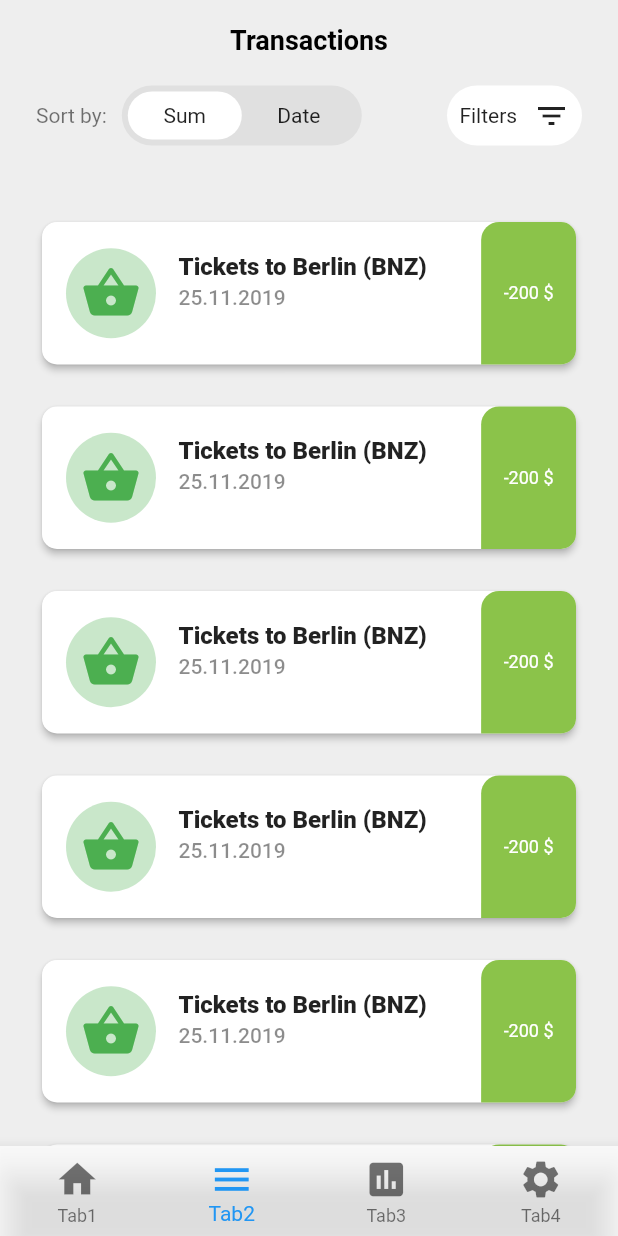
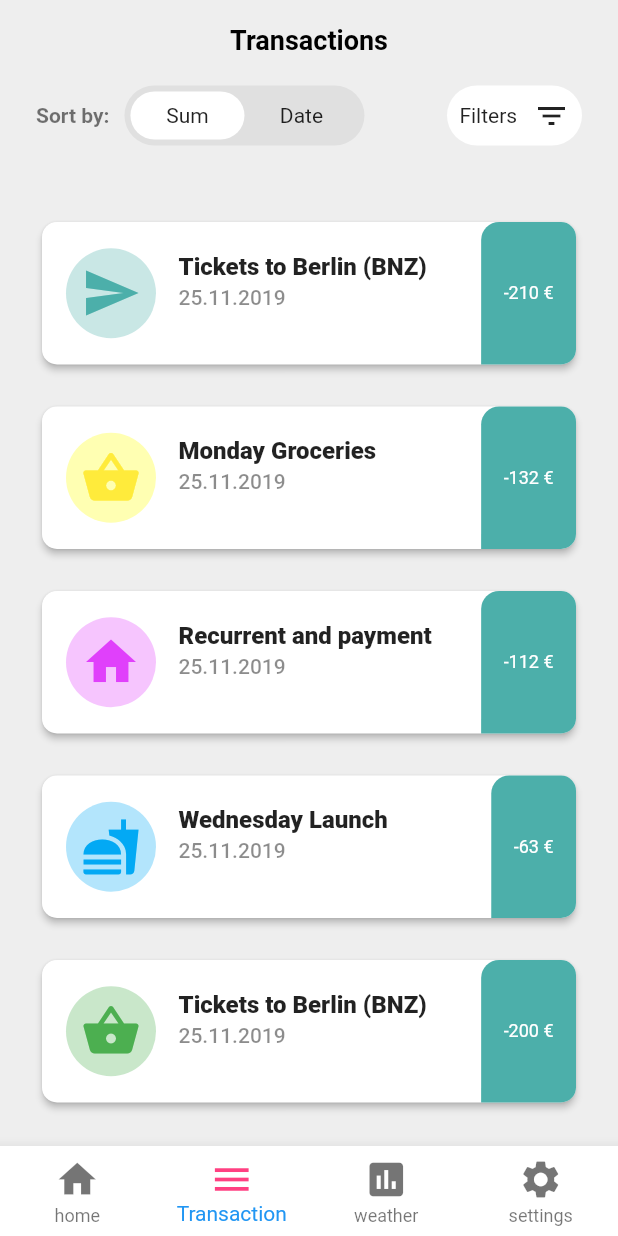
Before and after one commit to phawazzzy/grandiloTest, a Flutter app: the screen it shows after launch, on a phone screen of 412 x 824 dp. Run offline on Flutter 3.47's test engine with Material 2 defaults, Android fonts, the phone set to English and light mode, and no system bars.

Commit message:
little touches

```diff
--- a/lib/main.dart
+++ b/lib/main.dart
@@ -9,14 +9,13 @@ class MyApp extends StatelessWidget {
   @override
   Widget build(BuildContext context) {
     return MaterialApp(
+      debugShowCheckedModeBanner: false,
+
 //      title: 'Flutter Demo',
 //      theme: ThemeData(
 //        primarySwatch: Colors.blue,
 //      ),
-      home: DefaultTabController(
-        length: 4,
-        child: Home()
-      ),
+      home: DefaultTabController(length: 4, child: Home()),
     );
   }
 
@@ -37,13 +36,8 @@ List<TabContent> tabContent = [
       content: Center(
         child:
             Text('This is tab 1. please check the third tab for the api call'),
-
-    )
-  ),
-  TabContent(
-      title: 'content 1',
-      content: Custom()
-  ),
+      )),
+  TabContent(title: 'content 1', content: Custom()),
   TabContent(
       title: 'content 2',
       content: Center(
@@ -72,9 +66,10 @@ class _HomeState extends State<Home> {
       // ),
       body: tabContent[_currentIndex].content,
       bottomNavigationBar: BottomNavigationBar(
-            // showSelectedLabels: true,
+        showSelectedLabels: true,
         type: BottomNavigationBarType.fixed,
-            backgroundColor: Colors.white54,
+        // selectedItemColor: Colors.red,
+        backgroundColor: Colors.white,
         iconSize: 30.0,
         onTap: (index) {
           setState(
@@ -87,23 +82,28 @@ class _HomeState extends State<Home> {
         items: [
           new BottomNavigationBarItem(
             icon: Icon(Icons.home),
-                  title: Text('Tab1'),
+            title: Text('home'),
             backgroundColor: Colors.blue,
-
           ),
           new BottomNavigationBarItem(
-                  icon: Icon(Icons.menu), title: Text('Tab2'),
-                  backgroundColor: Colors.red,
-
+            icon: Icon(
+              Icons.menu,
+              color: Colors.pinkAccent,
+            ),
+            title: Text(
+              'Transaction',
+              style: TextStyle(color: Colors.pinkAccent),
+            ),
+            backgroundColor: Colors.red.withBlue(200),
           ),
           new BottomNavigationBarItem(
-                  icon: Icon(Icons.insert_chart), title: Text('Tab3'),
+            icon: Icon(Icons.insert_chart),
+            title: Text('weather'),
             backgroundColor: Colors.pink,
-
           ),
           new BottomNavigationBarItem(
             icon: Icon(Icons.settings),
-                  title: Text('Tab4'),
+            title: Text('settings'),
             backgroundColor: Colors.red,
           ),
         ],
@@ -136,9 +136,8 @@ class _CustomState extends State<Custom> {
 
   @override
   Widget build(BuildContext context) {
-    return MaterialApp(
-      debugShowCheckedModeBanner: false,
-      home: Scaffold(
+    return
+      Scaffold(
         backgroundColor: Colors.grey.shade200,
         body: SafeArea(
           left: false,
@@ -167,7 +166,8 @@ class _CustomState extends State<Custom> {
                   children: <Widget>[
                     Text(
                       'Sort by:',
-                      style: TextStyle(color: Colors.black54),
+                      style: TextStyle(
+                          color: Colors.black54, fontWeight: FontWeight.bold),
                     ),
                     SizedBox(
                       width: 10,
@@ -228,9 +228,71 @@ class _CustomState extends State<Custom> {
                     shrinkWrap: true,
                     padding: const EdgeInsets.symmetric(
                         horizontal: kDefaultPadding, vertical: 12),
-                    itemCount: 6,
+                    itemCount: 1,
                     itemBuilder: (context, index) {
-                      return CustomListItem(
+                      return Container(
+                          child: Column(
+                        children: <Widget>[
+                          CustomListItem(
+                            thumbnail: CircleAvatar(
+                              backgroundColor: Colors.green.withBlue(170).withOpacity(0.3),
+                              maxRadius: 30,
+                              child: Icon(
+                                Icons.send,
+                                color: Colors.green.withBlue(170),
+                                size: 40,
+                              ),
+                            ),
+                            title: 'Tickets to Berlin (BNZ)',
+                            subtitle: '25.11.2019',
+                            trailingText: '-210 \€',
+                          ),
+                          CustomListItem(
+                            thumbnail: CircleAvatar(
+                              backgroundColor:
+                                  Colors.yellowAccent.withOpacity(0.3),
+                              maxRadius: 30,
+                              child: Icon(
+                                Icons.shopping_basket,
+                                color: Colors.yellow,
+                                size: 40,
+                              ),
+                            ),
+                            title: 'Monday Groceries',
+                            subtitle: '25.11.2019',
+                            trailingText: '-132 \€',
+                          ),
+                          CustomListItem(
+                            thumbnail: CircleAvatar(
+                              backgroundColor:
+                                  Colors.purpleAccent.withOpacity(0.3),
+                              maxRadius: 30,
+                              child: Icon(
+                                Icons.home,
+                                color: Colors.purpleAccent,
+                                size: 40,
+                              ),
+                            ),
+                            title: 'Recurrent and payment',
+                            subtitle: '25.11.2019',
+                            trailingText: '-112 \€',
+                          ),
+                          CustomListItem(
+                            thumbnail: CircleAvatar(
+                              backgroundColor:
+                                  Colors.lightBlue.withOpacity(0.3),
+                              maxRadius: 30,
+                              child: Icon(
+                                Icons.fastfood,
+                                color: Colors.lightBlue,
+                                size: 40,
+                              ),
+                            ),
+                            title: 'Wednesday Launch',
+                            subtitle: '25.11.2019',
+                            trailingText: '-63 \€',
+                          ),
+                          CustomListItem(
                             thumbnail: CircleAvatar(
                               backgroundColor: Colors.green.withOpacity(0.3),
                               maxRadius: 30,
@@ -242,14 +304,30 @@ class _CustomState extends State<Custom> {
                             ),
                             title: 'Tickets to Berlin (BNZ)',
                             subtitle: '25.11.2019',
-                        trailingText: '-200 \$',
-                      );
+                            trailingText: '-200 \€',
+                          ),
+                        ],
+                      ));
+                      // CustomListItem(
+                      //   thumbnail: CircleAvatar(
+                      //     backgroundColor: Colors.green.withOpacity(0.3),
+                      //     maxRadius: 30,
+                      //     child: Icon(
+                      //       Icons.shopping_basket,
+                      //       color: Colors.green,
+                      //       size: 40,
+                      //     ),
+                      //   ),
+                      //   title: 'Tickets to Berlin (BNZ)',
+                      //   subtitle: '25.11.2019',
+                      //   trailingText: '-200 \$',
+                      // );
                     }),
               )
             ],
           ),
         ),
-      ),
+
     );
   }
 }
@@ -311,7 +389,7 @@ class CustomListItem extends StatelessWidget {
                       topRight: Radius.circular(10),
                       bottomRight: Radius.circular(10),
                     ),
-                    color: Colors.lightGreen),
+                    color: Colors.green.withBlue(170) ),
                 child: Text(
                   trailingText,
                   style: theme.textTheme.caption.copyWith(color: Colors.white),
```
Lines whose indentation alone changed are shown as unchanged.
